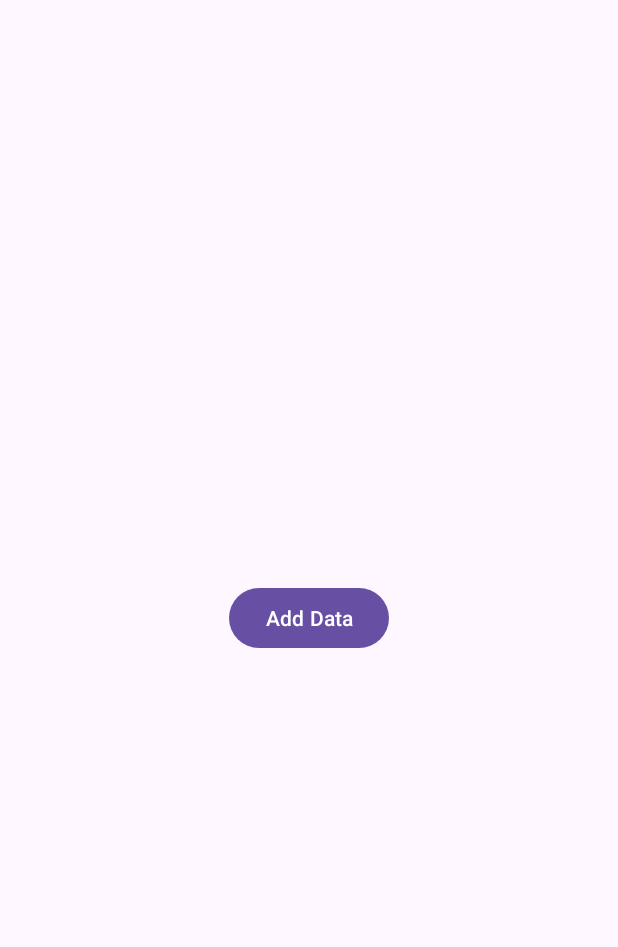
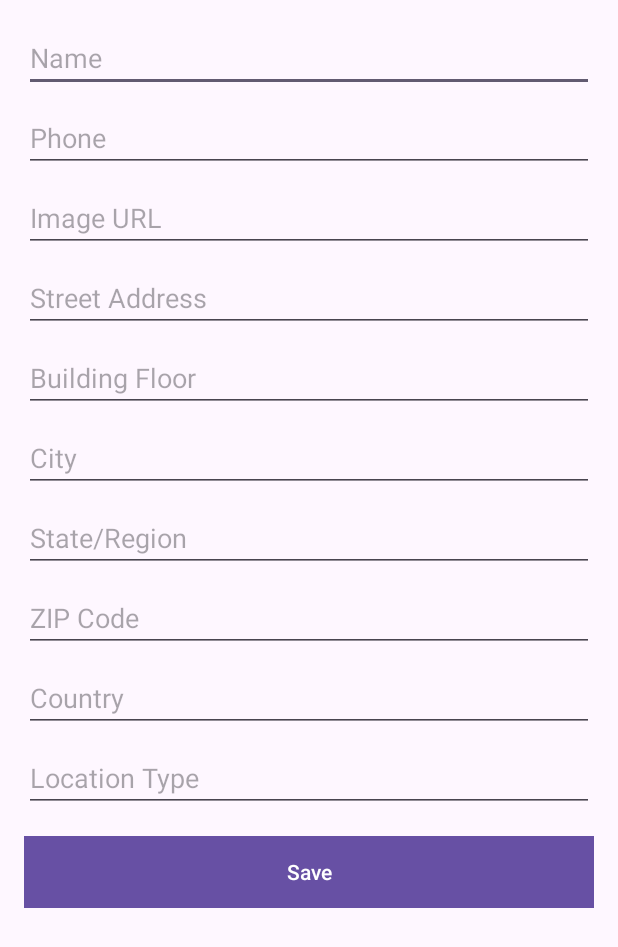
Before and after one commit to NabeelShajahan/BarberEase, an Android app: the AddDataActivity screen opened directly, with no data from a screen before it, on a phone screen of 412 x 824 dp. Shown: the top 947 px of the screen. Run offline under Robolectric (Android 15) with nearby library versions, the phone set to English and light mode, and no system bars; our stand-ins replace Firebase (no records; nobody signed in at launch, a user with empty details on screens opened directly).

```diff
--- a/app/src/main/java/com/example/barberease/AddDataActivity.java
+++ b/app/src/main/java/com/example/barberease/AddDataActivity.java
@@ -1,59 +1,91 @@
 package com.example.barberease;
 
 import android.os.Bundle;
-
+import android.view.View;
+import android.widget.Button;
+import android.widget.EditText;
+import androidx.annotation.NonNull;
 import androidx.appcompat.app.AppCompatActivity;
-
 import com.google.firebase.database.DatabaseReference;
 import com.google.firebase.database.FirebaseDatabase;
 
 public class AddDataActivity extends AppCompatActivity {
-    private DatabaseReference mDatabase;
+
+    private EditText nameEditText, phoneEditText, imageUrlEditText;
+    private EditText streetAddressEditText, buildingFloorEditText, cityEditText, stateRegionEditText, zipCodeEditText, countryEditText, locationTypeEditText;
+    private Button saveButton;
+    private DatabaseReference barbersRef;
 
     @Override
     protected void onCreate(Bundle savedInstanceState) {
         super.onCreate(savedInstanceState);
         setContentView(R.layout.activity_add_data);
 
-        mDatabase = FirebaseDatabase.getInstance().getReference();
+        nameEditText = findViewById(R.id.name);
+        phoneEditText = findViewById(R.id.phone);
+        imageUrlEditText = findViewById(R.id.image_url);
 
-        addShopsData();
-        addBarbersData();
+        streetAddressEditText = findViewById(R.id.street_address);
+        buildingFloorEditText = findViewById(R.id.building_floor);
+        cityEditText = findViewById(R.id.city);
+        stateRegionEditText = findViewById(R.id.state_region);
+        zipCodeEditText = findViewById(R.id.zip_code);
+        countryEditText = findViewById(R.id.country);
+        locationTypeEditText = findViewById(R.id.location_type);
+
+        saveButton = findViewById(R.id.save_button);
+        barbersRef = FirebaseDatabase.getInstance().getReference("barbers");
+
+        saveButton.setOnClickListener(new View.OnClickListener() {
+            @Override
+            public void onClick(View v) {
+                saveBarber();
+            }
+        });
     }
 
-    private void addShopsData() {
-        DatabaseReference shopsRef = mDatabase.child("shops");
-        shopsRef.child("shop1").setValue(new BarberShop("https://example.com/shop1.jpg"));
-        shopsRef.child("shop2").setValue(new BarberShop("https://example.com/shop2.jpg"));
-    }
+    private void saveBarber() {
+        String name = nameEditText.getText().toString().trim();
+        String phone = phoneEditText.getText().toString().trim();
+        String imageUrl = imageUrlEditText.getText().toString().trim();
 
-    private void addBarbersData() {
-        DatabaseReference barbersRef = mDatabase.child("barbers");
-        barbersRef.child("barber1").setValue(new Barber(
-                "barber1Id",
-                "https://example.com/barber1.jpg",
-                "Barber One",
-                "Details about Barber One",
-                "$20",
-                "9 AM - 5 PM",
-                "PayPal",
-                true,
-                true,
-                false,
-                true
-        ));
-        barbersRef.child("barber2").setValue(new Barber(
-                "barber2Id",
-                "https://example.com/barber2.jpg",
-                "Barber Two",
-                "Details about Barber Two",
-                "$25",
-                "10 AM - 6 PM",
-                "Stripe",
-                true,
-                false,
-                true,
-                false
-        ));
+        String streetAddress = streetAddressEditText.getText().toString().trim();
+        String buildingFloor = buildingFloorEditText.getText().toString().trim();
+        String city = cityEditText.getText().toString().trim();
+        String stateRegion = stateRegionEditText.getText().toString().trim();
+        String zipCode = zipCodeEditText.getText().toString().trim();
+        String country = countryEditText.getText().toString().trim();
+        String locationType = locationTypeEditText.getText().toString().trim();
+
+        Barber barber = new Barber(
+                /* userId */ "someId",
+                imageUrl,
+                name,
+                phone,
+                /* details */ "some details",
+                /* price */ "some price",
+                /* schedule */ "some schedule",
+                /* payments */ "some payments",
+                /* haircut */ true,
+                /* shave */ false,
+                /* coloring */ true,
+                /* styling */ true,
+                locationType,
+                name,
+                streetAddress,
+                buildingFloor,
+                city,
+                stateRegion,
+                zipCode,
+                country
+        );
+
+        barbersRef.child("barber1").setValue(barber).addOnCompleteListener(task -> {
+            if (task.isSuccessful()) {
+                // Handle success
+            } else {
+                // Handle failure
+            }
+        });
     }
 }
--- a/app/src/main/res/layout/activity_add_data.xml
+++ b/app/src/main/res/layout/activity_add_data.xml
@@ -1,14 +1,90 @@
 <?xml version="1.0" encoding="utf-8"?>
-<RelativeLayout xmlns:android="http://schemas.android.com/apk/res/android"
+<ScrollView xmlns:android="http://schemas.android.com/apk/res/android"
     android:layout_width="match_parent"
     android:layout_height="match_parent"
-    xmlns:tools="http://schemas.android.com/tools"
-    tools:context=".AddDataActivity">
+    android:padding="16dp">
 
-    <Button
-        android:id="@+id/add_data_button"
-        android:layout_width="wrap_content"
+    <LinearLayout
+        android:layout_width="match_parent"
         android:layout_height="wrap_content"
-        android:text="Add Data"
-        android:layout_centerInParent="true"/>
-</RelativeLayout>
+        android:orientation="vertical">
+
+        <EditText
+            android:id="@+id/name"
+            android:layout_width="match_parent"
+            android:layout_height="wrap_content"
+            android:hint="Name"
+            android:layout_marginBottom="8dp" />
+
+        <EditText
+            android:id="@+id/phone"
+            android:layout_width="match_parent"
+            android:layout_height="wrap_content"
+            android:hint="Phone"
+            android:layout_marginBottom="8dp" />
+
+        <EditText
+            android:id="@+id/image_url"
+            android:layout_width="match_parent"
+            android:layout_height="wrap_content"
+            android:hint="Image URL"
+            android:layout_marginBottom="8dp" />
+
+        <EditText
+            android:id="@+id/street_address"
+            android:layout_width="match_parent"
+            android:layout_height="wrap_content"
+            android:hint="Street Address"
+            android:layout_marginBottom="8dp" />
+
+        <EditText
+            android:id="@+id/building_floor"
+            android:layout_width="match_parent"
+            android:layout_height="wrap_content"
+            android:hint="Building Floor"
+            android:layout_marginBottom="8dp" />
+
+        <EditText
+            android:id="@+id/city"
+            android:layout_width="match_parent"
+            android:layout_height="wrap_content"
+            android:hint="City"
+            android:layout_marginBottom="8dp" />
+
+        <EditText
+            android:id="@+id/state_region"
+            android:layout_width="match_parent"
+            android:layout_height="wrap_content"
+            android:hint="State/Region"
+            android:layout_marginBottom="8dp" />
+
+        <EditText
+            android:id="@+id/zip_code"
+            android:layout_width="match_parent"
+            android:layout_height="wrap_content"
+            android:hint="ZIP Code"
+            android:layout_marginBottom="8dp" />
+
+        <EditText
+            android:id="@+id/country"
+            android:layout_width="match_parent"
+            android:layout_height="wrap_content"
+            android:hint="Country"
+            android:layout_marginBottom="8dp" />
+
+        <EditText
+            android:id="@+id/location_type"
+            android:layout_width="match_parent"
+            android:layout_height="wrap_content"
+            android:hint="Location Type"
+            android:layout_marginBottom="16dp" />
+
+        <Button
+            android:id="@+id/save_button"
+            android:layout_width="match_parent"
+            android:layout_height="wrap_content"
+            android:text="Save"
+            android:background="?attr/colorPrimary"
+            android:textColor="#FFFFFF" />
+    </LinearLayout>
+</ScrollView>
```
Also changed, not shown: app/src/main/java/com/example/barberease/Barber.java (+89 -46 lines), app/src/main/java/com/example/barberease/BarberAdapter.java (+19 -19 lines).
